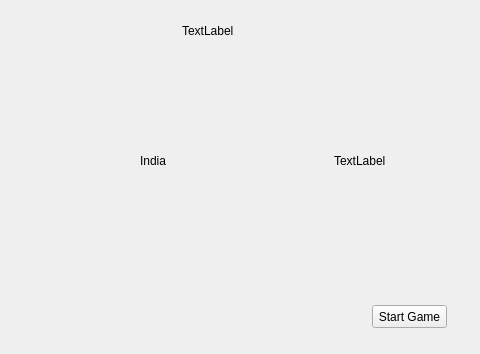
Alex-BusNet/ProjectHiawatha, file ProjectHiawatha/gameoptions.ui: the form before one commit; both pictures show x 318 to 798 and y 115 to 469 of the 798 by 469 pixel window.
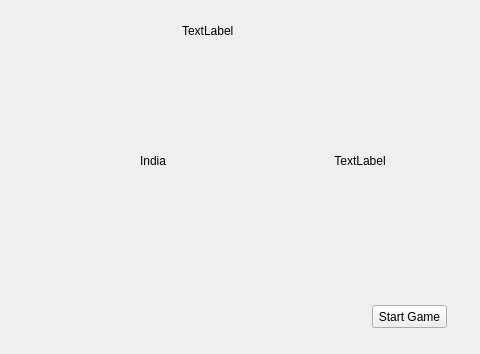
The form after the commit.

What changed in the file:
```diff
--- a/ProjectHiawatha/gameoptions.ui
+++ b/ProjectHiawatha/gameoptions.ui
@@ -71,6 +71,9 @@
       <property name="text">
        <string>TextLabel</string>
       </property>
+      <property name="alignment">
+       <set>Qt::AlignCenter</set>
+      </property>
      </widget>
     </item>
    </layout>
```
Left out of the diff: 3 changed lines with no effect on the pictures.
